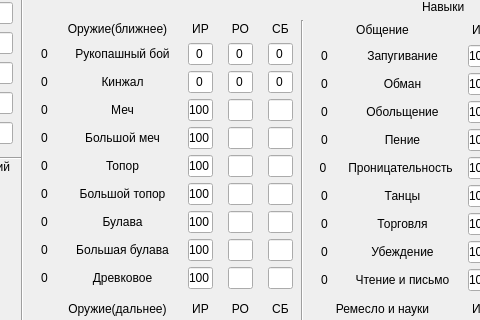
Above: gui.ui from ChaoticSteve/CharSheet-NEWLIGHT- before the change; both pictures show x 228 to 708 and y 0 to 320 of the 1248 by 617 pixel window. Below: the same form after it.
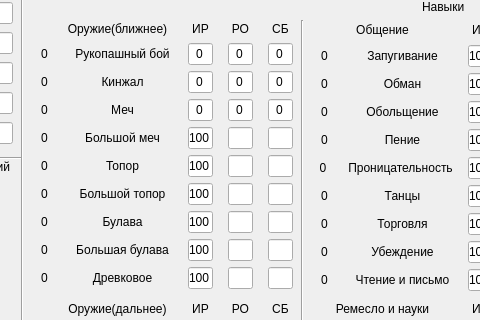
That is the form after the change.

Commit message: dagger, sword done

Patch:
```diff
--- a/gui.ui
+++ b/gui.ui
@@ -1733,7 +1733,7 @@
           </size>
          </property>
          <property name="text">
-          <string>100</string>
+          <string>0</string>
          </property>
          <property name="alignment">
           <set>Qt::AlignCenter</set>
@@ -1748,6 +1748,9 @@
            <height>16777215</height>
           </size>
          </property>
+         <property name="text">
+          <string>0</string>
+         </property>
          <property name="alignment">
           <set>Qt::AlignCenter</set>
          </property>
@@ -1761,6 +1764,9 @@
            <height>16777215</height>
           </size>
          </property>
+         <property name="text">
+          <string>0</string>
+         </property>
          <property name="alignment">
           <set>Qt::AlignCenter</set>
          </property>
```
Left out of the diff: 22 changed lines with no effect on the pictures. The commit also changes 1 other file.
